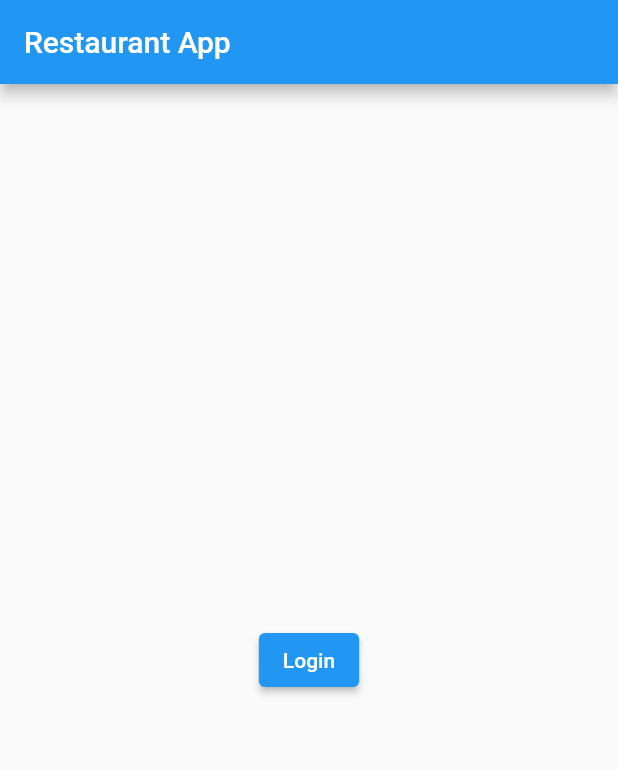
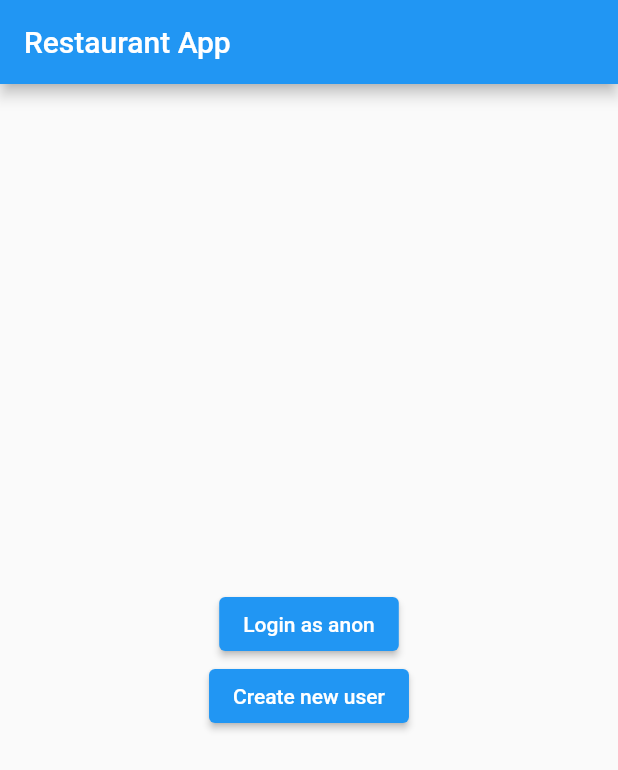
Before and after one commit to irfan87/restaurant_app_flutter, a Flutter app: the screen it shows after launch, on a phone screen of 412 x 824 dp. Shown: the top 770 px of the screen. Run offline on Flutter 3.47's test engine with Material 2 defaults, Android fonts, the phone set to English and light mode, and no system bars; our stand-ins replace firebase_auth, firebase_core; accounts and stored records are empty.

Commit message:
create new user with email

```diff
--- a/lib/AuthService/auth_service.dart
+++ b/lib/AuthService/auth_service.dart
@@ -5,6 +5,7 @@ abstract class AuthAction {
   Future<User?> signInAnon();
   Future<User?> currentUser();
   Future<User?> userLogout();
+  Future<User?> createUser();
 }
 
 class AuthService implements AuthAction {
@@ -41,4 +42,17 @@ class AuthService implements AuthAction {
 
     return null;
   }
+
+  Future<User?> createUser() async {
+    try {
+      await firebaseAuth
+          .createUserWithEmailAndPassword(
+              email: "aaa@gmail.com", password: '123456')
+          .then((currUser) {
+        user = currUser.user;
+      });
+    } on FirebaseAuthException catch (e) {
+      print(e.message);
+    }
+  }
 }
--- a/lib/screens/auth/login.dart
+++ b/lib/screens/auth/login.dart
@@ -2,8 +2,9 @@ import 'package:flutter/material.dart';
 
 class LoginScreen extends StatefulWidget {
   final Function login;
+  final Function createUser;
 
-  LoginScreen({required this.login});
+  LoginScreen({required this.login, required this.createUser});
 
   @override
   _LoginScreenState createState() => _LoginScreenState();
@@ -17,11 +18,22 @@ class _LoginScreenState extends State<LoginScreen> {
         title: const Text("Restaurant App"),
       ),
       body: Center(
-        child: ElevatedButton(
-          onPressed: () {
-            widget.login();
-          },
-          child: const Text("Login"),
+        child: Column(
+          mainAxisAlignment: MainAxisAlignment.center,
+          children: [
+            ElevatedButton(
+              onPressed: () {
+                widget.login();
+              },
+              child: const Text("Login as anon"),
+            ),
+            ElevatedButton(
+              onPressed: () {
+                widget.createUser();
+              },
+              child: const Text("Create new user"),
+            ),
+          ],
         ),
       ),
     );
```
Also changed, not shown: lib/screens/widget_tree.dart (+11 -0 lines).
